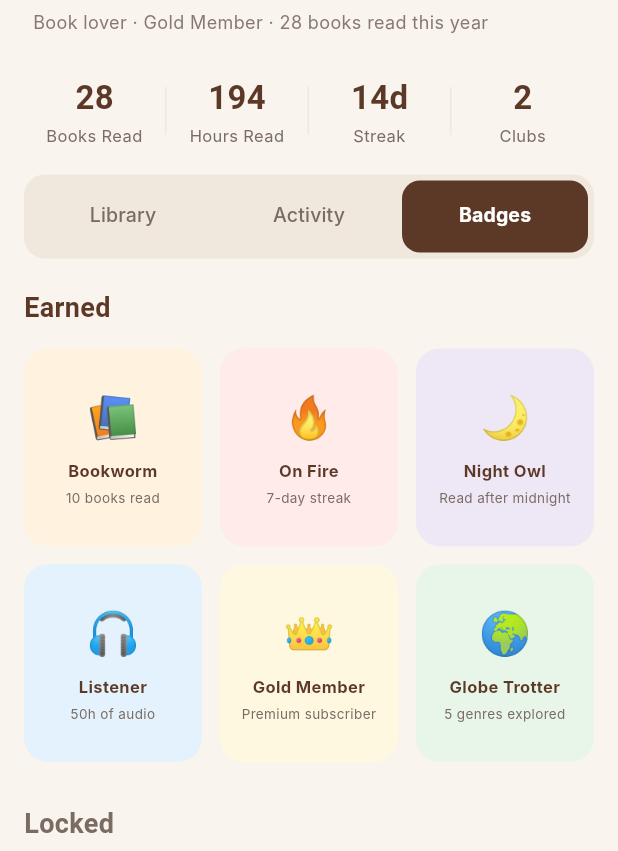
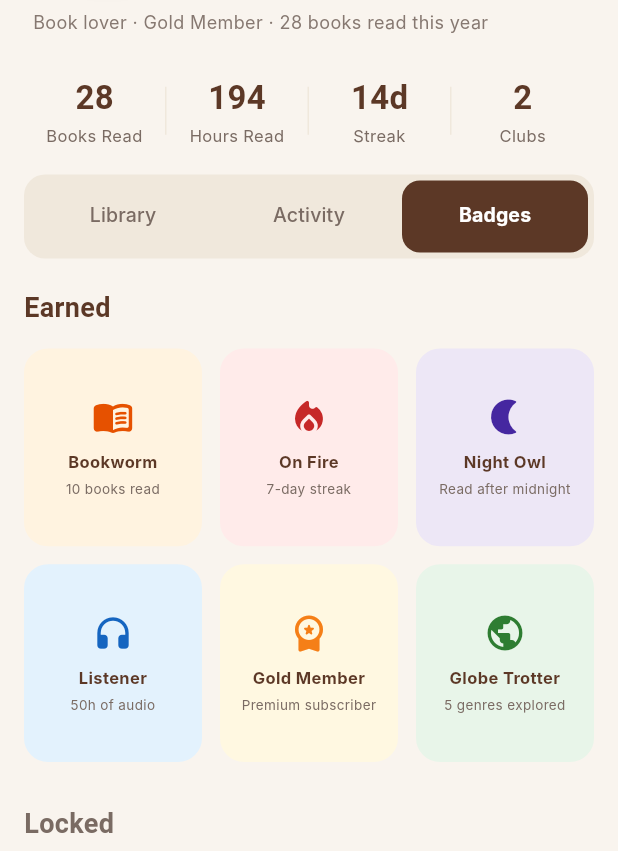
Before and after one commit to Qharny/PageTurn, a Flutter app: the ProfileScreen screen opened directly, tab 3 chosen, on a phone screen of 412 x 824 dp, the part 385-1236 px from its top. Run offline on Flutter 3.47's test engine with Material 3 defaults, Android fonts, the phone set to English and light mode, and no system bars; our stand-ins replace lottie, shared_preferences; accounts and stored records are empty; Roboto replaces fonts that are missing (Inter, Literata).

Commit message:
fix: replace emoji with Material icons in profile badges tab

```diff
--- a/lib/presentation/profile/profile_screen.dart
+++ b/lib/presentation/profile/profile_screen.dart
@@ -726,17 +726,71 @@ class _ProfileScreenState extends State<ProfileScreen>
   // ─── BADGES TAB ───────────────────────────────────────────────────────────
   Widget _buildBadgesTab() {
     final earned = [
-      _Badge(icon: '📚', label: 'Bookworm', sub: '10 books read', color: const Color(0xFFFFF3E0)),
-      _Badge(icon: '🔥', label: 'On Fire', sub: '7-day streak', color: const Color(0xFFFFEBEA)),
-      _Badge(icon: '🌙', label: 'Night Owl', sub: 'Read after midnight', color: const Color(0xFFEDE7F6)),
-      _Badge(icon: '🎧', label: 'Listener', sub: '50h of audio', color: const Color(0xFFE3F2FD)),
-      _Badge(icon: '👑', label: 'Gold Member', sub: 'Premium subscriber', color: const Color(0xFFFFF8E1)),
-      _Badge(icon: '🌍', label: 'Globe Trotter', sub: '5 genres explored', color: const Color(0xFFE8F5E9)),
+      _Badge(
+        icon: Icons.menu_book_rounded,
+        label: 'Bookworm',
+        sub: '10 books read',
+        color: const Color(0xFFFFF3E0),
+        iconColor: const Color(0xFFE65100),
+      ),
+      _Badge(
+        icon: Icons.local_fire_department_rounded,
+        label: 'On Fire',
+        sub: '7-day streak',
+        color: const Color(0xFFFFEBEA),
+        iconColor: const Color(0xFFC62828),
+      ),
+      _Badge(
+        icon: Icons.nightlight_rounded,
+        label: 'Night Owl',
+        sub: 'Read after midnight',
+        color: const Color(0xFFEDE7F6),
+        iconColor: const Color(0xFF4527A0),
+      ),
+      _Badge(
+        icon: Icons.headphones_rounded,
+        label: 'Listener',
+        sub: '50h of audio',
+        color: const Color(0xFFE3F2FD),
+        iconColor: const Color(0xFF1565C0),
+      ),
+      _Badge(
+        icon: Icons.workspace_premium_rounded,
+        label: 'Gold Member',
+        sub: 'Premium subscriber',
+        color: const Color(0xFFFFF8E1),
+        iconColor: const Color(0xFFF57F17),
+      ),
+      _Badge(
+        icon: Icons.public_rounded,
+        label: 'Globe Trotter',
+        sub: '5 genres explored',
+        color: const Color(0xFFE8F5E9),
+        iconColor: const Color(0xFF2E7D32),
+      ),
     ];
     final locked = [
-      _Badge(icon: '💎', label: 'Diamond Reader', sub: '100 books read', color: const Color(0xFFECEFF1)),
-      _Badge(icon: '⚡', label: 'Speed Reader', sub: 'Finish in one sitting', color: const Color(0xFFECEFF1)),
-      _Badge(icon: '🏆', label: 'Champion', sub: 'Annual goal complete', color: const Color(0xFFECEFF1)),
+      _Badge(
+        icon: Icons.diamond_rounded,
+        label: 'Diamond Reader',
+        sub: '100 books read',
+        color: const Color(0xFFECEFF1),
+        iconColor: const Color(0xFF006064),
+      ),
+      _Badge(
+        icon: Icons.bolt_rounded,
+        label: 'Speed Reader',
+        sub: 'Finish in one sitting',
+        color: const Color(0xFFECEFF1),
+        iconColor: const Color(0xFFE65100),
+      ),
+      _Badge(
+        icon: Icons.emoji_events_rounded,
+        label: 'Champion',
+        sub: 'Annual goal complete',
+        color: const Color(0xFFECEFF1),
+        iconColor: const Color(0xFFC62828),
+      ),
     ];
 
     return SingleChildScrollView(
@@ -794,7 +848,7 @@ class _ProfileScreenState extends State<ProfileScreen>
         children: [
           locked
               ? const Icon(Icons.lock_rounded, size: 28, color: Color(0xFFBBAFA8))
-              : Text(badge.icon, style: const TextStyle(fontSize: 28)),
+              : Icon(badge.icon, size: 28, color: badge.iconColor),
           const SizedBox(height: 8),
           Text(
             badge.label,
@@ -843,9 +897,16 @@ class _Activity {
 }
 
 class _Badge {
-  final String icon;
+  final IconData icon;
   final String label;
   final String sub;
   final Color color;
-  _Badge({required this.icon, required this.label, required this.sub, required this.color});
+  final Color iconColor;
+  _Badge({
+    required this.icon,
+    required this.label,
+    required this.sub,
+    required this.color,
+    required this.iconColor,
+  });
 }
```
